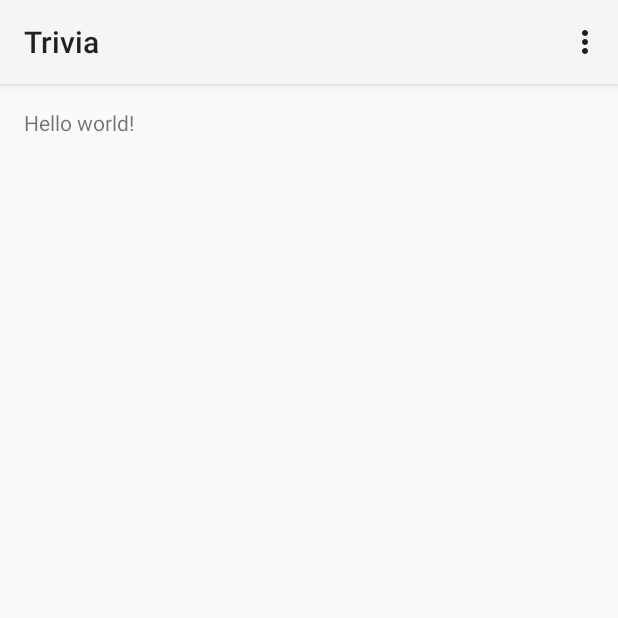
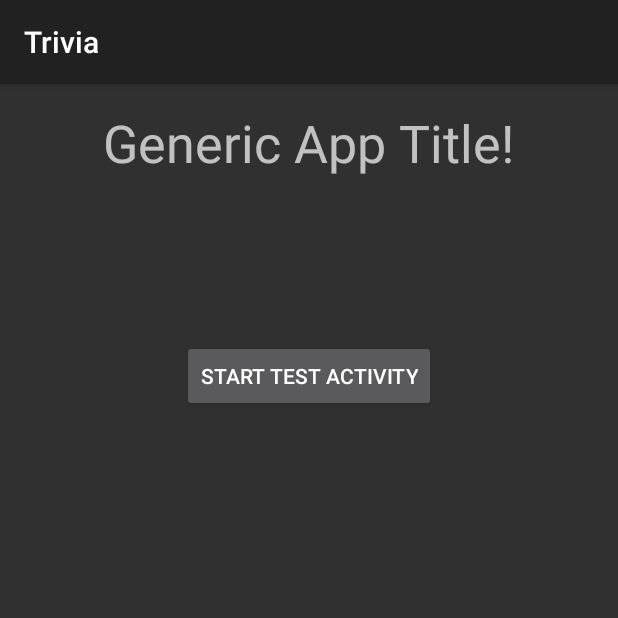
Before and after one commit to AaronBattershell/Projects, an Android app: the screen it shows after launch (Trivia), on a phone screen of 412 x 824 dp, the top half of it. Run offline under Robolectric (Android 15) with nearby library versions, the phone set to English and light mode, and no system bars.

Commit message:
Adding untracked files

```diff
--- a/Trivia/app/build.gradle
+++ b/Trivia/app/build.gradle
@@ -21,4 +21,5 @@ android {
 
 dependencies {
     compile fileTree(dir: 'libs', include: ['*.jar'])
+    compile 'com.android.support:appcompat-v7:+'
 }
--- a/Trivia/app/src/main/java/com/amb288/trivia/Trivia.java
+++ b/Trivia/app/src/main/java/com/amb288/trivia/Trivia.java
@@ -1,36 +1,62 @@
 package com.amb288.trivia;
 
-import android.app.Activity;
+import android.support.v7.app.ActionBarActivity;
 import android.os.Bundle;
-import android.view.Menu;
-import android.view.MenuItem;
+import android.content.Intent;
+import android.util.Log;
+import android.view.View;
+import android.view.View.OnClickListener;
+import android.widget.Button;
+import android.widget.TextView;
 
 
-public class Trivia extends Activity {
+public class Trivia extends ActionBarActivity {
+    int correct = 0, wrong = 0;
+
+    /* Under most casts we would want a unique identifier for the startActivityForResults function
+     * call but in this situation it is not needed */
+    int NEW_QUESTION = 1;
+    private TextView score = null;
 
     @Override
     protected void onCreate(Bundle savedInstanceState) {
         super.onCreate(savedInstanceState);
         setContentView(R.layout.activity_trivia);
+
+        score = (TextView) findViewById(R.id.userScore);
+
+        Button testActivity = (Button) findViewById(R.id.testButton);
+        testActivity.setOnClickListener(new OnClickListener() {
+            @Override
+            public void onClick(View v) {
+                // Create an intent stating which Activity you would like to start
+                Intent intent = new Intent(Trivia.this, RadioQuestionActivity.class);
+
+                String[] answers = { "Alex", "Andrew", "Mike", "Riley" };
+                intent.putExtra("question", "Who enjoys listening to leekspin?");
+                intent.putExtra("selection", answers);
+                intent.putExtra("answer", 4); /* 1 based answer index in the array */
+
+                // Launch the Activity using the intent
+                startActivityForResult(intent, NEW_QUESTION);
+            }
+        });
     }
 
 
+    /* Receive the return results from the activities that have been called */
     @Override
-    public boolean onCreateOptionsMenu(Menu menu) {
-        // Inflate the menu; this adds items to the action bar if it is present.
-        getMenuInflater().inflate(R.menu.trivia, menu);
-        return true;
-    }
+    protected void onActivityResult(int requestCode, int resultCode, Intent data) {
+        /* Since all we care about is a boolean value I am disregarding the requestCode and
+         * Intent variable. If the user answered the correct value then resultCode will be
+         * the enum RESULT_OK */
+        if (resultCode == RESULT_OK) {
+            ++correct;
+        }
+        else {
+            ++wrong;
+        }
 
-    @Override
-    public boolean onOptionsItemSelected(MenuItem item) {
-        // Handle action bar item clicks here. The action bar will
-        // automatically handle clicks on the Home/Up button, so long
-        // as you specify a parent activity in AndroidManifest.xml.
-        int id = item.getItemId();
-        if (id == R.id.action_settings) {
-            return true;
-        }
-        return super.onOptionsItemSelected(item);
+        score.setText(correct/(double)(correct+wrong) + "%");
     }
 }
--- a/Trivia/app/src/main/res/layout/activity_trivia.xml
+++ b/Trivia/app/src/main/res/layout/activity_trivia.xml
@@ -9,8 +9,31 @@
     tools:context=".Trivia">
 
     <TextView
-        android:text="@string/hello_world"
+        android:text="@string/title"
         android:layout_width="wrap_content"
-        android:layout_height="wrap_content" />
+        android:layout_height="wrap_content"
+        android:layout_alignParentRight="false"
+        android:layout_alignParentLeft="false"
+        android:layout_centerHorizontal="true"
+        android:textSize="52px"
+        android:id="@+id/textView" />
+
+    <Button
+        android:layout_width="wrap_content"
+        android:layout_height="wrap_content"
+        android:text="Start Test Activity"
+        android:id="@+id/testButton"
+        android:layout_marginTop="29dp"
+        android:layout_below="@+id/userScore"
+        android:layout_centerHorizontal="true" />
+
+    <TextView
+        android:layout_width="fill_parent"
+        android:layout_height="80px"
+        android:id="@+id/userScore"
+        android:layout_marginTop="25dp"
+        android:layout_below="@+id/textView"
+        android:layout_centerHorizontal="true"
+        android:autoText="false" />
 
 </RelativeLayout>
--- a/Trivia/app/src/main/res/values-v21/styles.xml
+++ b/Trivia/app/src/main/res/values-v21/styles.xml
@@ -1,5 +1,8 @@
 <?xml version="1.0" encoding="utf-8"?>
 <resources>
-    <style name="AppTheme" parent="android:Theme.Material.Light">
+    <!--style name="AppTheme" parent="android:Theme.Material.Light">
+    </style-->
+    <style name="AppTheme" parent="@style/Theme.AppCompat">
+        <!-- Customize your theme here. -->
     </style>
 </resources>
--- a/Trivia/app/src/main/res/values/strings.xml
+++ b/Trivia/app/src/main/res/values/strings.xml
@@ -2,7 +2,7 @@
 <resources>
 
     <string name="app_name">Trivia</string>
-    <string name="hello_world">Hello world!</string>
+    <string name="title">Generic App Title!</string>
     <string name="action_settings">Settings</string>
 
 </resources>
--- a/Trivia/app/src/main/res/values/styles.xml
+++ b/Trivia/app/src/main/res/values/styles.xml
@@ -1,7 +1,11 @@
 <resources>
 
     <!-- Base application theme. -->
-    <style name="AppTheme" parent="android:Theme.Holo.Light.DarkActionBar">
+    <!--style name="AppTheme" parent="android:Theme.Holo.Light.DarkActionBar"-->
+        <!-- Customize your theme here. -->
+    <!--/style-->
+
+    <style name="AppTheme" parent="@style/Theme.AppCompat">
         <!-- Customize your theme here. -->
     </style>
 
--- a/Trivia/build.gradle
+++ b/Trivia/build.gradle
@@ -6,7 +6,6 @@ buildscript {
     }
     dependencies {
         classpath 'com.android.tools.build:gradle:0.12.2'
-
         // NOTE: Do not place your application dependencies here; they belong
         // in the individual module build.gradle files
     }
```
Also changed, not shown: Trivia/app/src/main/AndroidManifest.xml (+6 -1 lines), Trivia/app/src/main/java/com/amb288/trivia/RadioQuestionActivity.java (added, +98 -0 lines), Trivia/app/src/main/res/layout/radio_layout.xml (added, +69 -0 lines), 1 other file.
